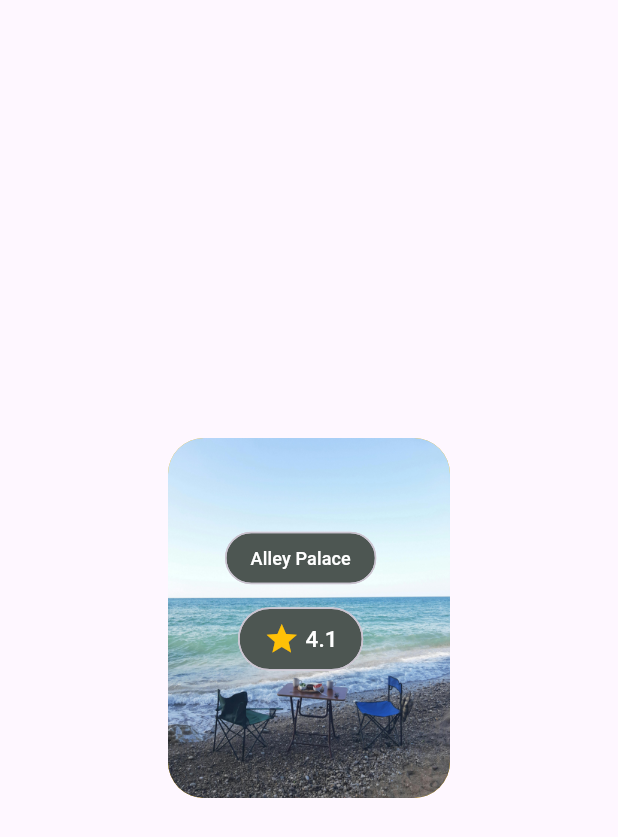
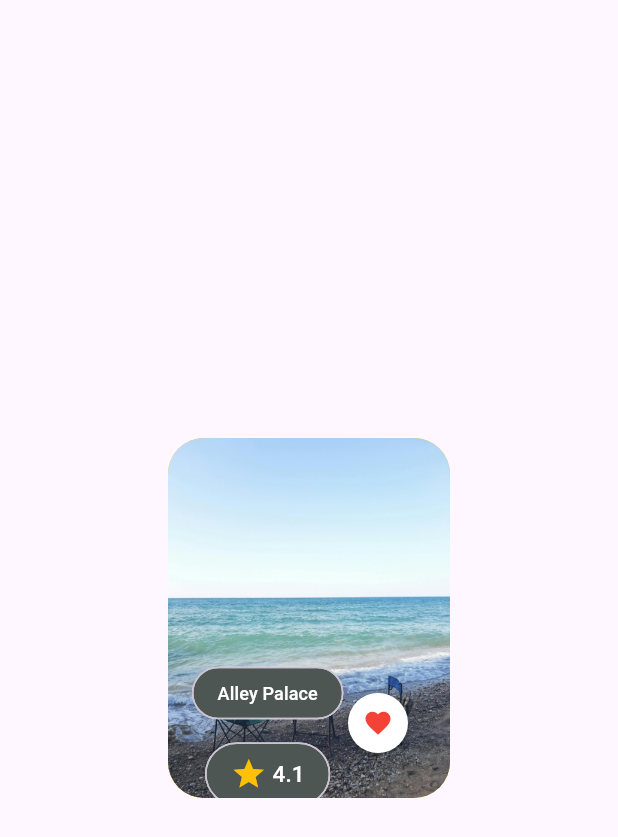
Before and after one commit to takiul-sumon/Flutter-Basic-Project, a Flutter app: the screen it shows after launch, on a phone screen of 412 x 824 dp. Shown: the top 837 px of the screen. Run offline on Flutter 3.47's test engine with Material 3 defaults, Android fonts, the phone set to English and light mode, and no system bars; our stand-ins replace google_fonts.

Commit message:
stack done

```diff
--- a/lib/stack.dart
+++ b/lib/stack.dart
@@ -19,8 +19,8 @@ class StackWidget extends StatelessWidget {
                       image: AssetImage('assets/easy.jpg'), fit: BoxFit.cover)),
             ),
             Positioned(
-              top: 50,
-              left: 32,
+              top: 140,
+              left: 10,
               child: Column(
                 children: [
                   Padding(
@@ -29,7 +29,7 @@ class StackWidget extends StatelessWidget {
                         shape: RoundedRectangleBorder(
                             borderRadius: BorderRadius.circular(59)),
                         backgroundColor: Color(0xff4D5652),
-                        label: Text(
+                        label: const Text(
                           'Alley Palace',
                           style: TextStyle(fontSize: 12, color: Colors.white),
                         )),
@@ -52,15 +52,34 @@ class StackWidget extends StatelessWidget {
                 ],
               ),
             ),
-            // Positioned(
-            //   top: 40,
-            //   left: 40,
-            //   child: Container(
-            //     height: 150,
-            //     width: 150,
-            //     color: Colors.green,
-            //   ),
-            // ),
+            Positioned(
+              left: 120,top: 170,
+                child: Container(
+                    width: 40, // Circle size
+                    height: 40,
+                    decoration: BoxDecoration(
+                      color: Colors.white, // Background color of the circle
+                      shape:
+                          BoxShape.circle, // Ensures the container is circular
+                      boxShadow: [
+                        BoxShadow(
+                          color: Colors.black.withOpacity(0.2), // Shadow color
+                          blurRadius: 6, // Softness of the shadow
+                          offset: Offset(0, 3), // Shadow position
+                        ),
+                      ],
+                    ),
+                    child: IconButton(
+                      onPressed: () {
+                        // Add your onPressed logic here
+                      },
+                      icon:const Icon(
+                        Icons.favorite,
+                        color: Colors.red, // Heart icon color
+                        size: 20, // Icon size
+                      ),
+                      splashRadius: 24, // Reduces splash effect size
+                    )))
           ],
         ),
       ),
```
